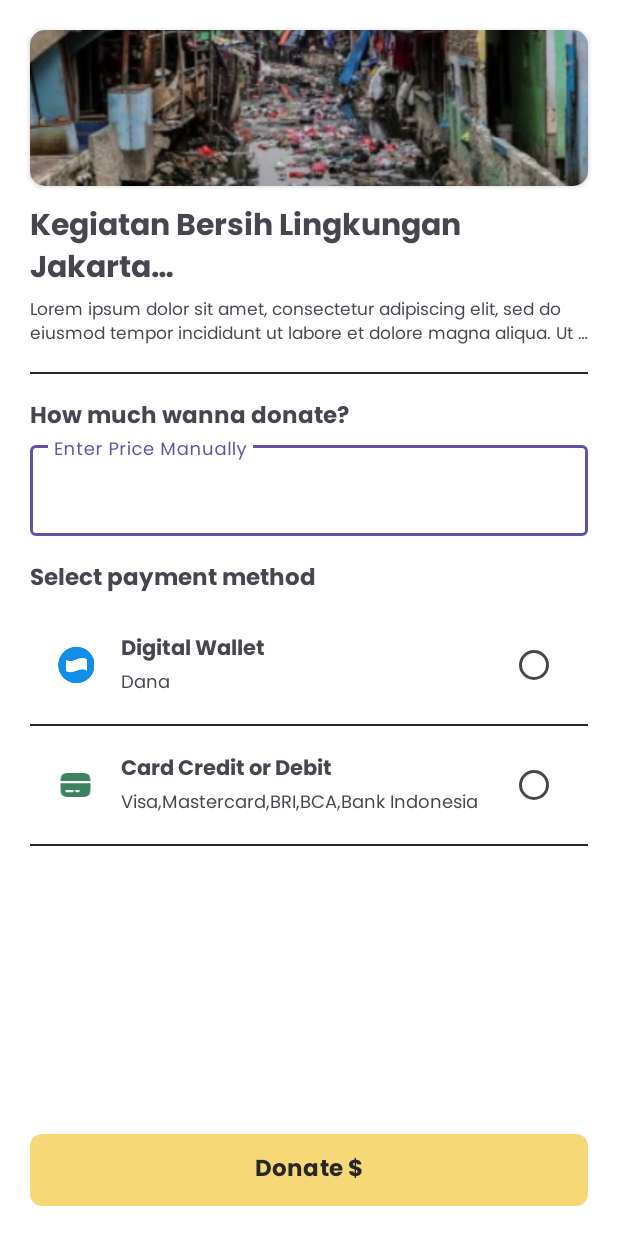
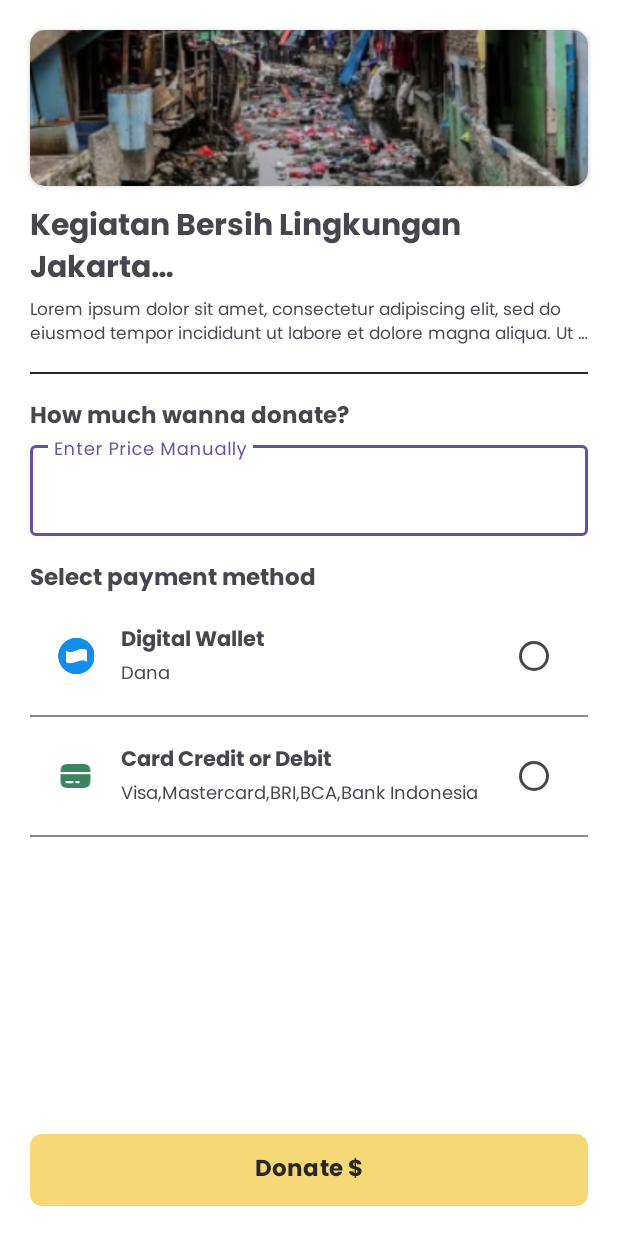
Before and after one commit to TatangMengkudu/BANGKIT-SOStainable, an Android app: the DonateActivity screen opened directly, with no data from a screen before it, on a phone screen of 412 x 824 dp. Run offline under Robolectric (Android 15) with nearby library versions, the phone set to English and light mode, and no system bars.

Commit message:
[LOGIN, DONATE] Improved page layout and content

```diff
--- a/app/src/main/res/layout/activity_donate.xml
+++ b/app/src/main/res/layout/activity_donate.xml
@@ -139,7 +139,7 @@
         android:id="@+id/rg_paymentMethods"
         android:layout_width="0dp"
         android:layout_height="wrap_content"
-        android:layout_marginTop="10dp"
+        android:layout_marginTop="4dp"
         app:layout_constraintEnd_toEndOf="@+id/guidelineVerticalRight"
         app:layout_constraintStart_toStartOf="@+id/guidelineVerticalLeft"
         app:layout_constraintTop_toBottomOf="@+id/tv_payment">
@@ -188,7 +188,7 @@
             android:layout_width="match_parent"
             android:layout_height="1dp"
             android:layout_marginVertical="15dp"
-            android:background="@color/colorPrimary"/>
+            android:background="@color/textGreyColor"/>
 
         <LinearLayout
             android:layout_width="match_parent"
@@ -235,7 +235,7 @@
         android:layout_width="0dp"
         android:layout_height="1dp"
         android:layout_marginVertical="15dp"
-        android:background="@color/colorPrimary"
+        android:background="@color/textGreyColor"
         app:layout_constraintEnd_toEndOf="@+id/guidelineVerticalRight"
         app:layout_constraintStart_toStartOf="@+id/guidelineVerticalLeft"
         app:layout_constraintTop_toBottomOf="@+id/rg_paymentMethods" />
--- a/app/src/main/res/layout/activity_login.xml
+++ b/app/src/main/res/layout/activity_login.xml
@@ -19,7 +19,7 @@
         android:layout_width="wrap_content"
         android:layout_height="wrap_content"
         android:orientation="horizontal"
-        app:layout_constraintGuide_end="170dp" />
+        app:layout_constraintGuide_end="320dp" />
 
     <androidx.constraintlayout.widget.Guideline
         android:id="@+id/guidelineVerticalLeft"
```
